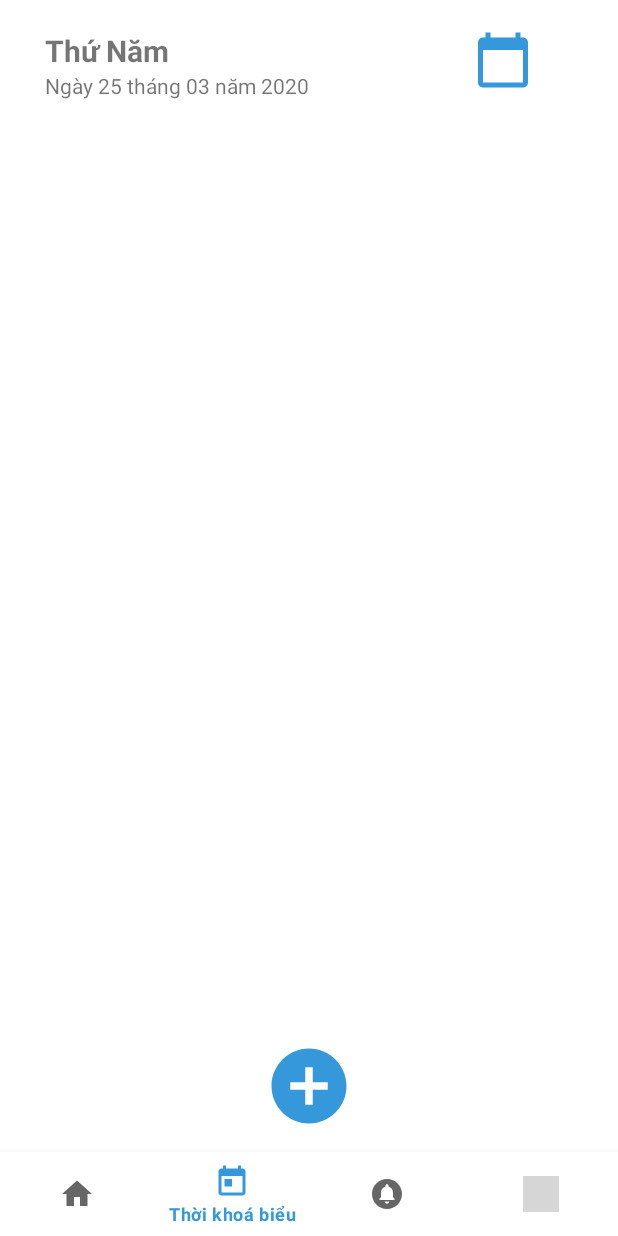
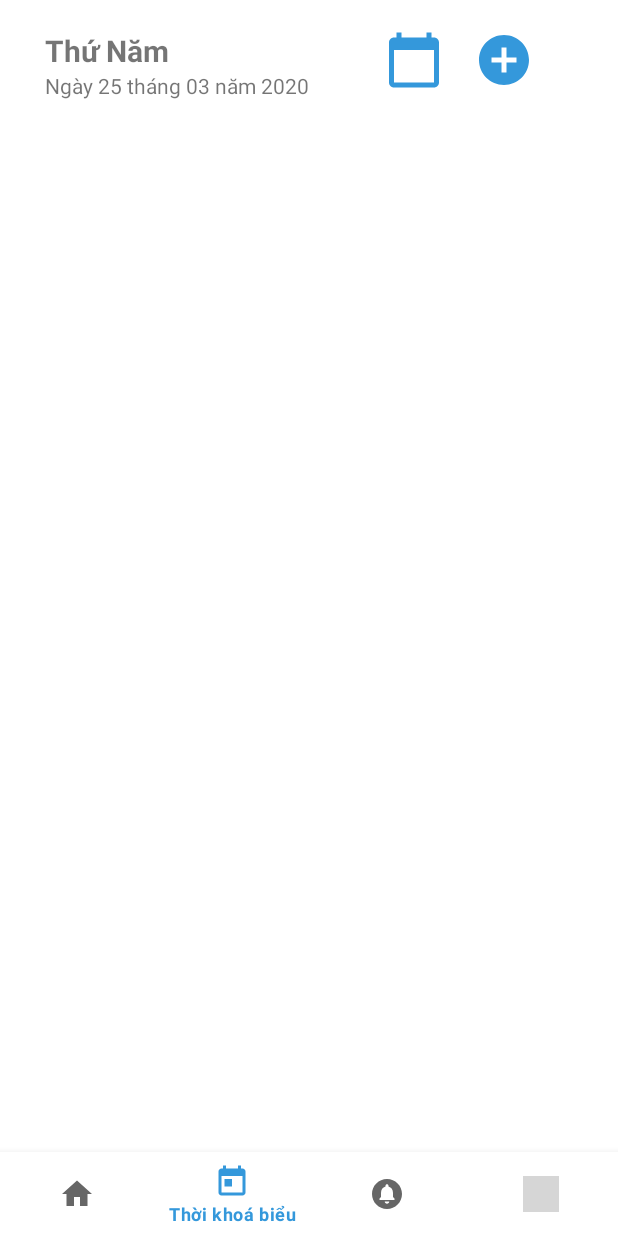
Before and after one commit to TrungKenbi/MyStudyPlanner, an Android app: the HomeFragment screen opened directly, with no data from a screen before it, item 2 of the bottom bar chosen, on a phone screen of 412 x 824 dp. Run offline under Robolectric (Android 15) with nearby library versions, the phone set to English and light mode, and no system bars; 1 statement that could not run was skipped; grey boxes are pictures that could not be loaded.

Commit message:
modify list_subject_timetable_items

```diff
--- a/app/src/main/AndroidManifest.xml
+++ b/app/src/main/AndroidManifest.xml
@@ -3,8 +3,10 @@
     package="vn.edu.tdmu.msp">
 
     <uses-permission android:name="android.permission.INTERNET" />
+    <uses-permission android:name="android.permission.ACCESS_NETWORK_STATE" />
 
     <application
+        android:usesCleartextTraffic="true"
         android:allowBackup="true"
         android:icon="@drawable/logo"
         android:label="@string/app_name"
--- a/app/src/main/res/layout/fragment_timetable.xml
+++ b/app/src/main/res/layout/fragment_timetable.xml
@@ -12,10 +12,11 @@
         android:orientation="vertical"
         android:paddingTop="20dp"
         app:layout_constraintStart_toStartOf="parent">
+
         <RelativeLayout
             android:id="@+id/layoutDate"
             android:layout_width="match_parent"
-            android:layout_height="wrap_content"
+            android:layout_height="60dp"
             android:layout_marginLeft="30dp"
             android:layout_marginRight="30dp">
 
@@ -35,31 +36,37 @@
                 android:text="Ngày 25 tháng 03 năm 2020" />
 
             <Button
+                android:id="@+id/btnCalendar"
                 android:layout_width="40dp"
                 android:layout_height="40dp"
-                android:layout_marginLeft="109dp"
+                android:layout_marginLeft="50dp"
                 android:layout_toRightOf="@id/tvNgay"
-                android:id="@+id/btnCalendar"
                 android:background="@drawable/timetable_24dp" />
+
+            <Button
+                android:id="@+id/btnAddSubject"
+                android:layout_width="40dp"
+                android:layout_height="40dp"
+                android:layout_marginLeft="20dp"
+                android:layout_gravity="bottom |center_horizontal"
+                android:layout_marginBottom="70dp"
+                android:layout_toRightOf="@id/btnCalendar"
+                android:background="@drawable/ic_add_circle_black_24dp" />
 
         </RelativeLayout>
 
         <LinearLayout
             android:layout_width="wrap_content"
             android:layout_height="wrap_content">
+
             <ListView
                 android:id="@+id/listSubjectTimetable"
                 android:layout_width="wrap_content"
                 android:layout_height="wrap_content"
                 android:divider="@null"
-                android:dividerHeight="0dp"/>
+                android:dividerHeight="0dp"
+                android:layout_marginBottom="57dp"/>
         </LinearLayout>
     </LinearLayout>
-    <Button
-        android:id="@+id/btnAddSubject"
-        android:layout_width="60dp"
-        android:layout_height="60dp"
-        android:layout_gravity="bottom |center_horizontal"
-        android:layout_marginBottom="70dp"
-        android:background="@drawable/ic_add_circle_black_24dp" />
+
 </FrameLayout>
--- a/app/src/main/res/layout/list_subject_timetable_items.xml
+++ b/app/src/main/res/layout/list_subject_timetable_items.xml
@@ -36,7 +36,7 @@
             android:orientation="vertical">
 
             <LinearLayout
-                android:layout_width="wrap_content"
+                android:layout_width="250dp"
                 android:layout_height="wrap_content"
                 android:layout_marginTop="15dp"
                 android:paddingLeft="10dp">
@@ -48,7 +48,7 @@
 
                 <TextView
                     android:id="@+id/txtTenMonHoc"
-                    android:layout_width="wrap_content"
+                    android:layout_width="match_parent"
                     android:layout_height="wrap_content"
                     android:layout_marginLeft="10dp"
                     android:layout_marginRight="5dp"
```
Also changed, not shown: app/src/main/res/layout/fragment_home.xml (+1 -6 lines), app/src/main/res/layout/fragment_setting.xml (+8 -4 lines).
